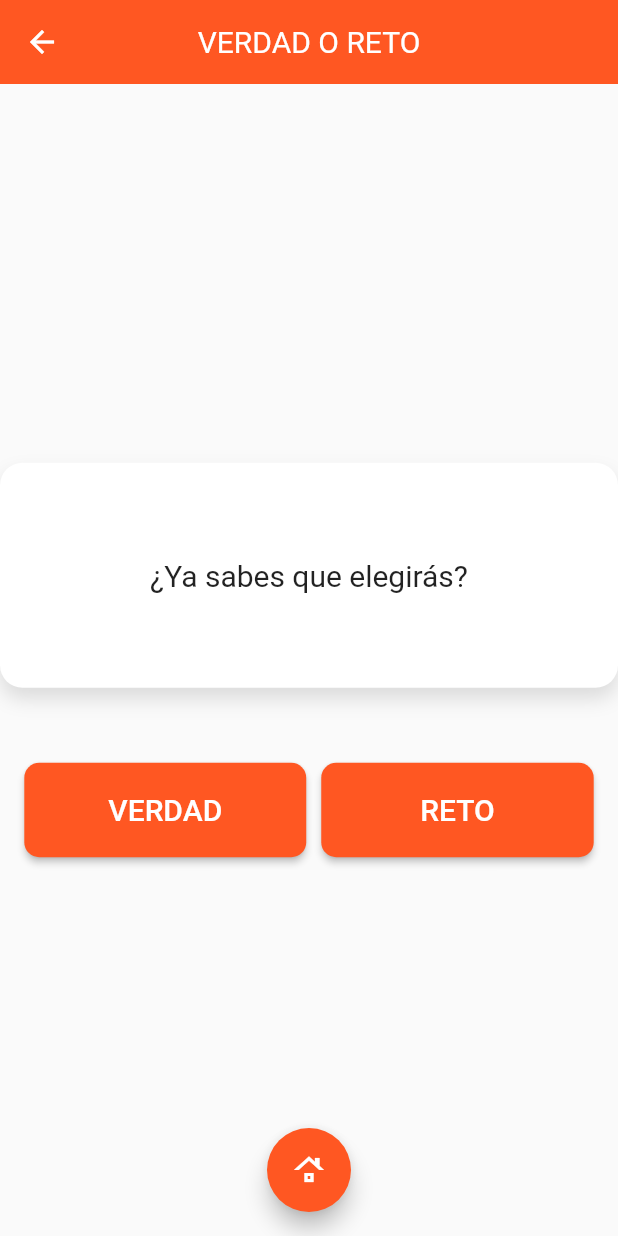
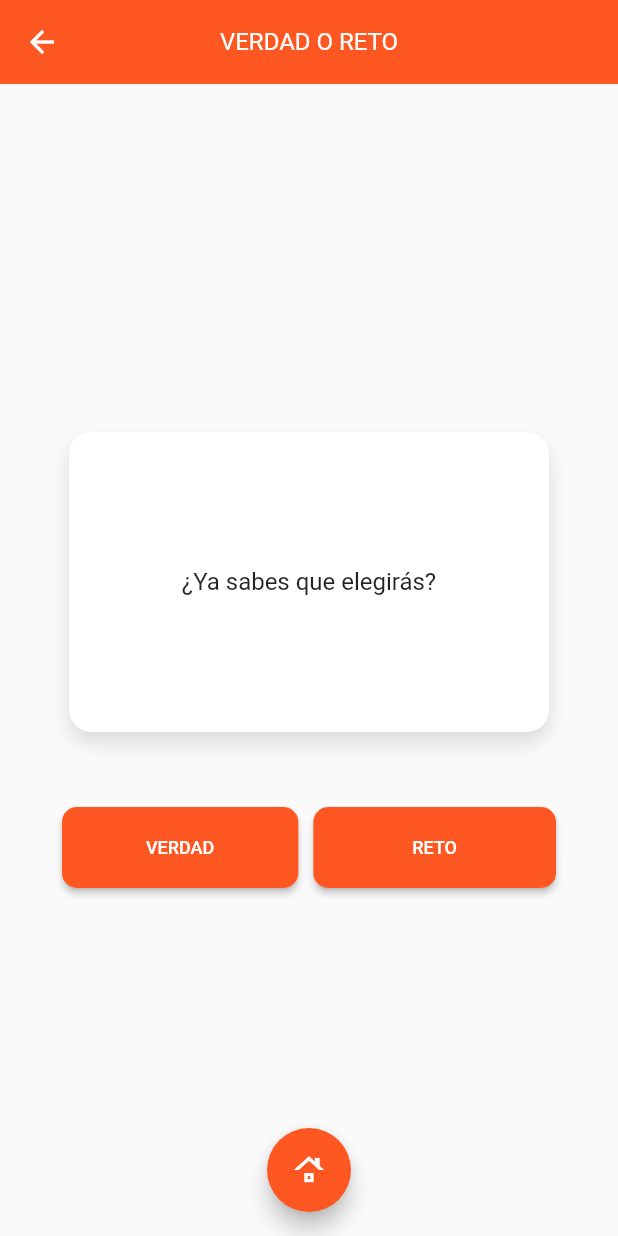
Before and after one commit to jvngarcia/verdad_reto_app, a Flutter app: the screen it shows after launch, after a tap on "TENDENCIA", on a phone screen of 412 x 824 dp. Run offline on Flutter 3.47's test engine with Material 2 defaults, Android fonts, the phone set to English and light mode, and no system bars.

Commit message:
Solución de errorers

```diff
--- a/lib/src/layouts/appbar.dart
+++ b/lib/src/layouts/appbar.dart
@@ -2,6 +2,11 @@ import 'package:flutter/material.dart';
 
 AppBar principalAppBar() {
   return AppBar(
-    title: const Text('VERDAD O RETO'),
+    title: const Text(
+      'VERDAD O RETO',
+      style: TextStyle(
+        fontSize: 16,
+      ),
+    ),
   );
 }
--- a/lib/src/screens/como_jugar_screen.dart
+++ b/lib/src/screens/como_jugar_screen.dart
@@ -41,7 +41,7 @@ class ComoJugarScreen extends StatelessWidget {
                     Text(
                       '¡Las reglas son simples! Cada jugador tiene un turno para contestar el teléfono y elegir entre verdad o reto. Si elige verdad, debe responder con sinceridad la pregunta que aparece en pantalla. Si elige reto, debe ejecutar la acción que aparece en pantalla. Si se niega, deberá realizar un reto proporcionado por todo el equipo.',
                       style: TextStyle(
-                        fontSize: 15,
+                        fontSize: 14,
                       ),
                     ),
                   ],
--- a/lib/src/screens/mode_screen.dart
+++ b/lib/src/screens/mode_screen.dart
@@ -34,13 +34,15 @@ class _ModeScreenState extends State<ModeScreen> {
           children: [
             Container(
               padding: const EdgeInsets.symmetric(horizontal: 20, vertical: 30),
-              width: 450,
-              height: 150,
+              width: 320,
+              height: 200,
               alignment: Alignment.center,
               decoration: _cardDecoration(),
               child: Text(
                 text,
-                style: const TextStyle(fontSize: 20),
+                style: const TextStyle(
+                  fontSize: 16,
+                ),
                 textAlign: TextAlign.center,
               ),
             ),
@@ -62,7 +64,7 @@ class _ModeScreenState extends State<ModeScreen> {
                     child: const Text(
                       'VERDAD',
                       style: TextStyle(
-                        fontSize: 20,
+                        fontSize: 12,
                         color: Colors.white,
                       ),
                     ),
@@ -83,7 +85,7 @@ class _ModeScreenState extends State<ModeScreen> {
                     child: const Text(
                       'RETO',
                       style: TextStyle(
-                        fontSize: 20,
+                        fontSize: 12,
                         color: Colors.white,
                       ),
                     ),
--- a/lib/src/widgets/item_principal_menu_widget.dart
+++ b/lib/src/widgets/item_principal_menu_widget.dart
@@ -71,7 +71,7 @@ class _ItemDetails extends StatelessWidget {
   @override
   Widget build(BuildContext context) {
     return Padding(
-      padding: const EdgeInsets.only(right: 60),
+      padding: const EdgeInsets.only(right: 30),
       child: Container(
         padding: const EdgeInsets.symmetric(horizontal: 30, vertical: 10),
         width: double.infinity,
@@ -89,7 +89,7 @@ class _ItemDetails extends StatelessWidget {
               maxLines: 1,
               overflow: TextOverflow.ellipsis,
             ),
-            const SizedBox(height: 30),
+            const SizedBox(height: 20),
             Text(
               titulo,
               style: const TextStyle(
@@ -104,15 +104,15 @@ class _ItemDetails extends StatelessWidget {
             Text(
               subtitulo,
               style: const TextStyle(
-                fontSize: 20,
+                fontSize: 18,
                 color: Colors.black87,
               ),
-              maxLines: 1,
+              maxLines: 3,
               overflow: TextOverflow.ellipsis,
             ),
-            const SizedBox(height: 20),
+            const SizedBox(height: 10),
             const Padding(
-              padding: EdgeInsets.only(right: 150),
+              padding: EdgeInsets.only(right: 10),
               child: Text(
                 '¡Disfruta del modo mas jugado por todos!',
                 style: TextStyle(
--- a/lib/src/widgets/item_secondary_menu_widget.dart
+++ b/lib/src/widgets/item_secondary_menu_widget.dart
@@ -23,7 +23,6 @@ class ItemSecondaryMenu extends StatelessWidget {
         margin: const EdgeInsets.symmetric(horizontal: 10, vertical: 10),
         decoration: _cardDecoration(),
         width: double.infinity,
-        height: 250,
         child: InkWell(
           onTap: () {
             if (mode == 'pagina') {
@@ -77,15 +76,15 @@ class _ItemDetails extends StatelessWidget {
             titulo,
             style: const TextStyle(
               color: Colors.deepOrange,
-              fontSize: 20,
+              fontSize: 18,
             ),
           ),
-          const SizedBox(height: 10),
+          const SizedBox(height: 5),
           Text(
             subtitulo,
             style: const TextStyle(
               color: Colors.black54,
-              fontSize: 15,
+              fontSize: 13,
             ),
           ),
         ],
@@ -107,7 +106,7 @@ class _PrincipalImg extends StatelessWidget {
         topRight: Radius.circular(25),
       ),
       child: Container(
-        height: 150,
+        height: 110,
         child: FadeInImage(
           width: double.infinity,
           placeholder: AssetImage(img),
```
